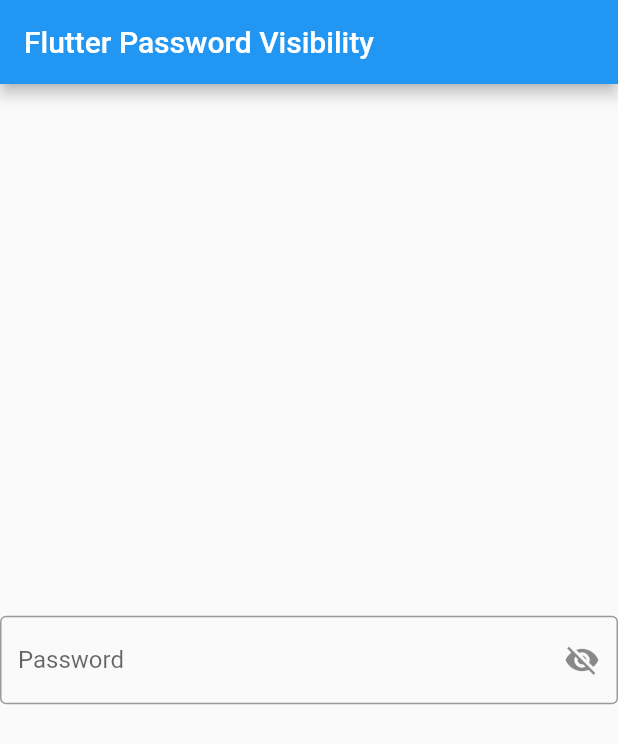
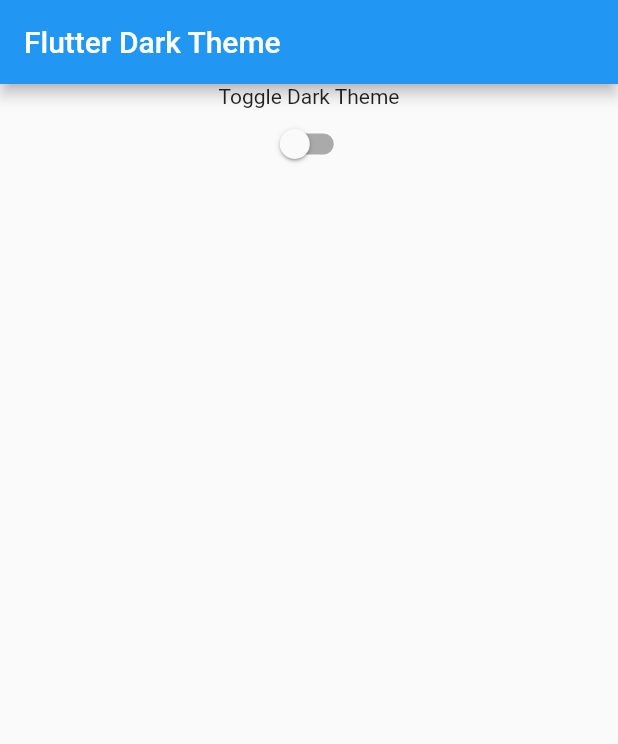
Before and after one commit to youcefSpring/fullaih_tutorial, a Flutter app: the screen it shows after launch, on a phone screen of 412 x 824 dp. Shown: the top 744 px of the screen. Run offline on Flutter 3.47's test engine with Material 2 defaults, Android fonts, the light colour scheme and no system bars.

Commit message:
add dark theme option

```diff
--- /dev/null
+++ b/lib/dark_theme.dart
@@ -0,0 +1,43 @@
+import 'package:flutter/material.dart';
+
+
+class DarkTheme extends StatefulWidget {
+  const DarkTheme({super.key});
+
+  @override
+  State<DarkTheme> createState() => _MyAppState();
+}
+
+class _MyAppState extends State<DarkTheme> {
+  bool _isDarkTheme = false;
+
+  void _toggleTheme(bool value) {
+  setState(() {
+    _isDarkTheme = value;
+  });
+}
+
+  @override
+  Widget build(BuildContext context) {
+    return MaterialApp(
+      title: 'Flutter Dark Theme',
+      theme: _isDarkTheme ? ThemeData.dark() : ThemeData.light(),
+      home: Scaffold(
+        appBar: AppBar(
+          title: Text('Flutter Dark Theme'),
+        ),
+        body: Center(
+          child: Column(
+            children: [
+              const Text('Toggle Dark Theme'),
+              Switch(
+                value: _isDarkTheme,
+                onChanged: _toggleTheme,
+              ),
+            ],
+          ),
+        ),
+      ),
+    );
+  }
+}
--- a/lib/main.dart
+++ b/lib/main.dart
@@ -1,10 +1,11 @@
 import 'package:flutter/material.dart';
-import 'package:fullaih/password_visbility.dart';
+import 'package:fullaih/dark_theme.dart';
+// import 'package:fullaih/password_visbility.dart';
 // import 'package:fullaih/lesson_one.dart';
 // import 'package:fullaih/lesson_two.dart';
 // import 'package:fullaih/text_field_tuto.dart';
 
 void main(){
 
-  runApp(const PasswordVisbility());
+  runApp(const DarkTheme());
 }
```
